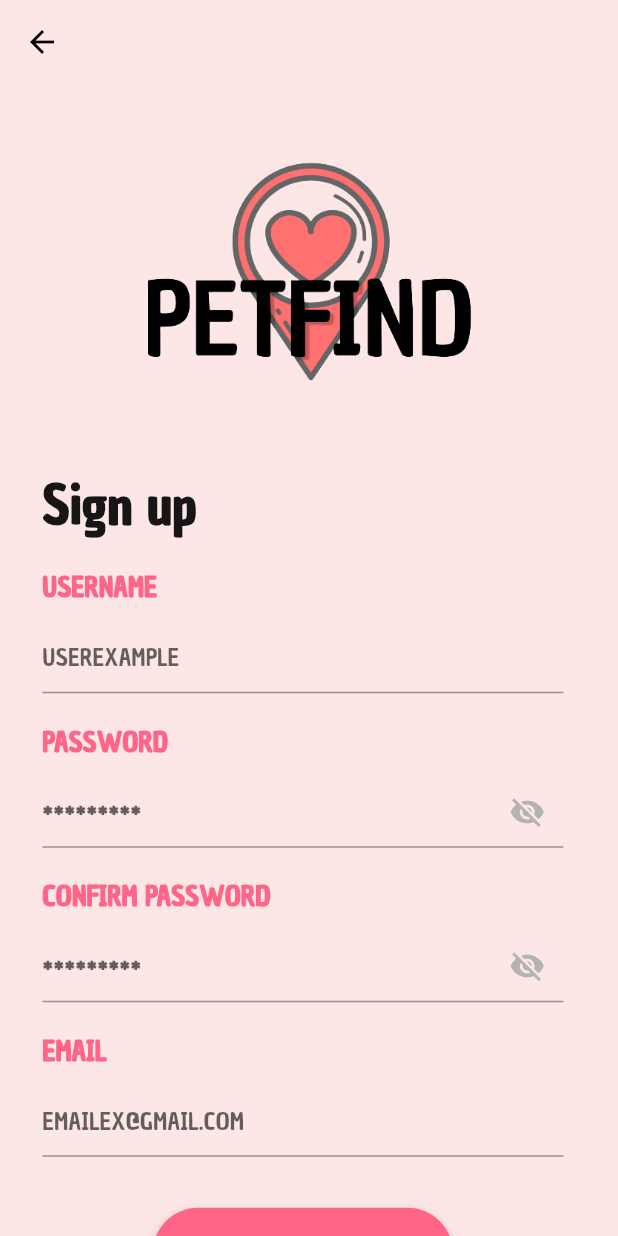
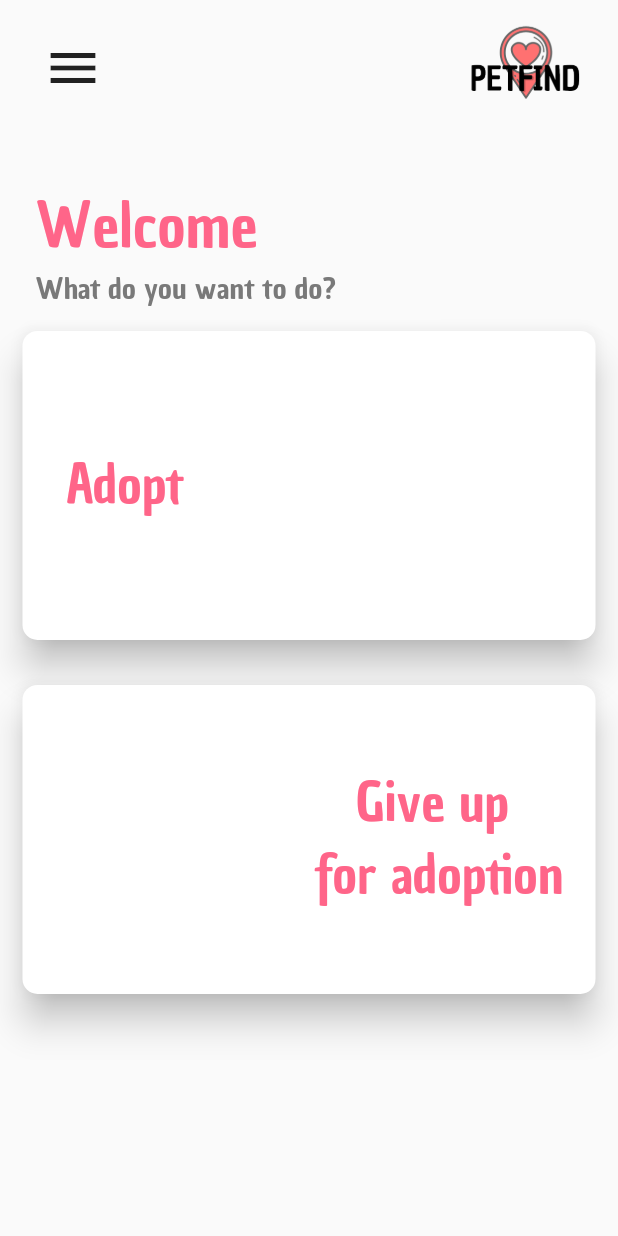
Before and after one commit to BrianFlores7/PETFIND-APP, a Flutter app: the screen it shows after launch, on a phone screen of 412 x 824 dp. Run offline on Flutter 3.47's test engine with Material 2 defaults, Android fonts, the phone set to English and light mode, and no system bars; our stand-ins replace flutter_easyloading.

Commit message:
Home added

```diff
--- /dev/null
+++ b/lib/Home/ui/screen/home_main.dart
@@ -0,0 +1,29 @@
+import 'package:flutter/material.dart';
+import 'package:petfind/Home/ui/widget/app_bar_home.dart';
+import 'package:petfind/Home/ui/widget/card_adopt.dart';
+import 'package:petfind/Home/ui/widget/card_give_up_adopt.dart';
+import 'package:petfind/Home/ui/widget/text_home_view.dart';
+import 'package:petfind/Labels/labels.dart';
+import 'package:petfind/colors/colors_views.dart';
+
+class HomeView extends StatelessWidget {
+  const HomeView({Key? key}) : super(key: key);
+
+  @override
+  Widget build(BuildContext context) {
+    var width = MediaQuery.of(context).size.width;
+    var height = MediaQuery.of(context).size.height;
+    return SafeArea(
+      child: Scaffold(
+        body: Column(
+          children: [
+            AppBarHome(width: width),
+            TextHomeView(height: height, width: width),
+            CardAdopt(width: width, height: height),
+            CardGiveUpAdopt(width: width, height: height),
+          ],
+        ),
+      ),
+    );
+  }
+}
--- /dev/null
+++ b/lib/Home/ui/widget/app_bar_home.dart
@@ -0,0 +1,37 @@
+
+import 'package:flutter/material.dart';
+
+class AppBarHome extends StatelessWidget {
+  const AppBarHome({
+    Key? key,
+    required this.width,
+  }) : super(key: key);
+
+  final double width;
+
+  @override
+  Widget build(BuildContext context) {
+    return Padding(
+      padding: EdgeInsets.only(
+        left: width * 0.05,
+        right: width * 0.05,
+      ),
+      child: Row(
+        mainAxisAlignment: MainAxisAlignment.spaceBetween,
+        children: [
+          IconButton(
+            onPressed: () {},
+            icon: const Icon(
+              Icons.menu_sharp,
+              size: 40,
+            ),
+          ),
+          SizedBox(
+            width: width * 0.2,
+            child: Image.asset('assets/LOGO_PETFIND.png'),
+          ),
+        ],
+      ),
+    );
+  }
+}
--- /dev/null
+++ b/lib/Home/ui/widget/card_adopt.dart
@@ -0,0 +1,46 @@
+
+import 'package:flutter/material.dart';
+import 'package:petfind/Labels/labels.dart';
+import 'package:petfind/colors/colors_views.dart';
+
+class CardAdopt extends StatelessWidget {
+  const CardAdopt({
+    Key? key,
+    required this.width,
+    required this.height,
+  }) : super(key: key);
+
+  final double width;
+  final double height;
+
+  @override
+  Widget build(BuildContext context) {
+    return Card(
+      shape: RoundedRectangleBorder(
+        borderRadius: BorderRadius.circular(10),
+      ),
+      margin: EdgeInsets.all(15),
+      elevation: 10,
+      child: Row(
+        children: <Widget>[
+          Padding(
+            padding: EdgeInsets.only(
+              left: width * 0.07,
+            ),
+            child: const Text(
+              Labels.adopt,
+              style: TextStyle(
+                color: ColorsViews.pink_word,
+                fontSize: 35,
+              ),
+            ),
+          ),
+          SizedBox(
+            width: width * 0.25,
+            height: height * 0.25,
+          )
+        ],
+      ),
+    );
+  }
+}
--- /dev/null
+++ b/lib/Home/ui/widget/card_give_up_adopt.dart
@@ -0,0 +1,48 @@
+
+import 'package:flutter/material.dart';
+import 'package:petfind/Labels/labels.dart';
+import 'package:petfind/colors/colors_views.dart';
+
+class CardGiveUpAdopt extends StatelessWidget {
+  const CardGiveUpAdopt({
+    Key? key,
+    required this.width,
+    required this.height,
+  }) : super(key: key);
+
+  final double width;
+  final double height;
+
+  @override
+  Widget build(BuildContext context) {
+    return Card(
+      shape: RoundedRectangleBorder(
+        borderRadius: BorderRadius.circular(10),
+      ),
+      margin: EdgeInsets.all(15),
+      elevation: 10,
+      child: Row(
+        children: <Widget>[
+          SizedBox(
+            width: width * 0.25,
+            height: height * 0.25,
+          ),
+          Padding(
+            padding: EdgeInsets.only(
+              left: width * 0.2,
+            ),
+            child: const Text(
+              Labels.give_up_for_adoption,
+              textAlign: TextAlign.center,
+              overflow: TextOverflow.ellipsis,
+              style: TextStyle(
+                color: ColorsViews.pink_word,
+                fontSize: 35,
+              ),
+            ),
+          ),
+        ],
+      ),
+    );
+  }
+}
--- /dev/null
+++ b/lib/Home/ui/widget/text_home_view.dart
@@ -0,0 +1,39 @@
+
+import 'package:flutter/material.dart';
+import 'package:petfind/Labels/labels.dart';
+import 'package:petfind/colors/colors_views.dart';
+
+class TextHomeView extends StatelessWidget {
+  const TextHomeView({
+    Key? key,
+    required this.height,
+    required this.width,
+  }) : super(key: key);
+
+  final double height;
+  final double width;
+
+  @override
+  Widget build(BuildContext context) {
+    return Padding(
+      padding: EdgeInsets.only(top: height * 0.05, right: width * 0.4),
+      child: Column(
+        crossAxisAlignment: CrossAxisAlignment.start,
+        children: const [
+          Text(
+            Labels.welcome,
+            style:
+                TextStyle(color: ColorsViews.pink_word, fontSize: 40),
+          ),
+          Text(
+            Labels.what_do_you_want_to_do,
+            style: TextStyle(
+              color: ColorsViews.grey_word,
+              fontSize: 20,
+            ),
+          ),
+        ],
+      ),
+    );
+  }
+}
--- a/lib/Labels/labels.dart
+++ b/lib/Labels/labels.dart
@@ -14,4 +14,8 @@ class Labels{
   static const String create_account = 'CREATE ACCOUNT';
   static const String already_have_account = 'Already have an account?';
   static const String sign_in = 'Sign in';
+  static const String welcome = 'Welcome';
+  static const String what_do_you_want_to_do = 'What do you want to do?';
+  static const String adopt = 'Adopt';
+  static const String give_up_for_adoption = 'Give up \n for adoption';
 }
--- a/lib/main.dart
+++ b/lib/main.dart
@@ -1,4 +1,5 @@
 import 'package:flutter/material.dart';
+import 'package:petfind/Home/ui/screen/home_main.dart';
 import 'package:petfind/Register/ui/screen/sign_up.dart';
 
 
@@ -40,7 +41,7 @@ class _MyHomePageState extends State<MyHomePage> {
   @override
   Widget build(BuildContext context) {
     return Scaffold(
-      body: CreateAccount(),
+      body: HomeView(),
      );
   }
 }
```
